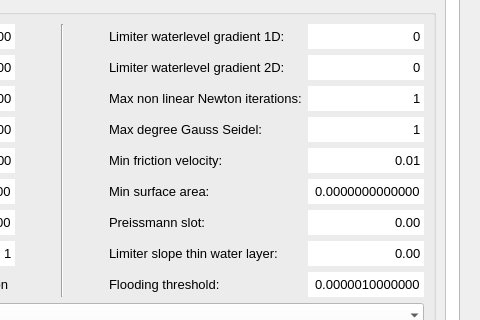
Before: the Qt Designer form threedi_models_and_simulations/ui/simulation_wizard/page_settings.ui in nens/threedi-api-qgis-client, drawn with Qt 5; both pictures show x 520 to 1000 and y 144 to 464 of the 1000 by 800 pixel window.
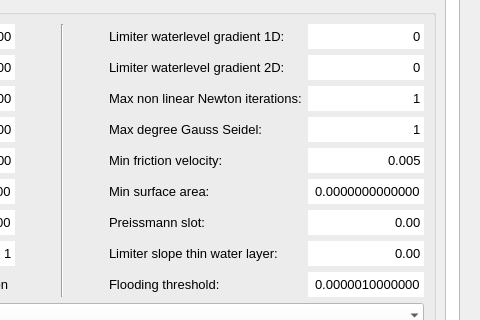
After: the same form once the commit is applied. Custom widgets are drawn as their Qt base class.

Commit message: Changed friction velocity default value.

```diff
--- a/threedi_models_and_simulations/ui/simulation_wizard/page_settings.ui
+++ b/threedi_models_and_simulations/ui/simulation_wizard/page_settings.ui
@@ -581,6 +581,7 @@
                </property>
                <property name="font">
                 <font>
+                 <family>MS Shell Dlg 2</family>
                  <pointsize>10</pointsize>
                 </font>
                </property>
@@ -596,11 +597,14 @@
                <property name="buttonSymbols">
                 <enum>QAbstractSpinBox::NoButtons</enum>
                </property>
+               <property name="decimals">
+                <number>3</number>
+               </property>
                <property name="maximum">
                 <double>1.000000000000000</double>
                </property>
                <property name="value">
-                <double>0.010000000000000</double>
+                <double>0.005000000000000</double>
                </property>
               </widget>
              </item>
```
Left out of the diff: 24 changed lines with no effect on the pictures. The commit also changes 1 other file.
